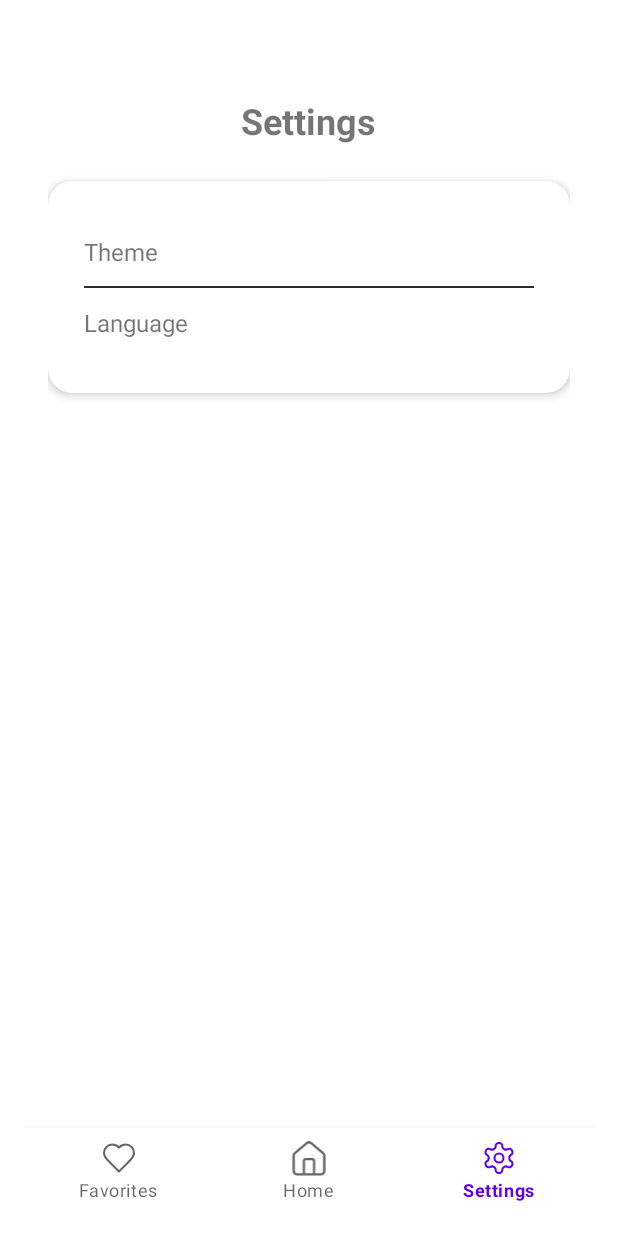
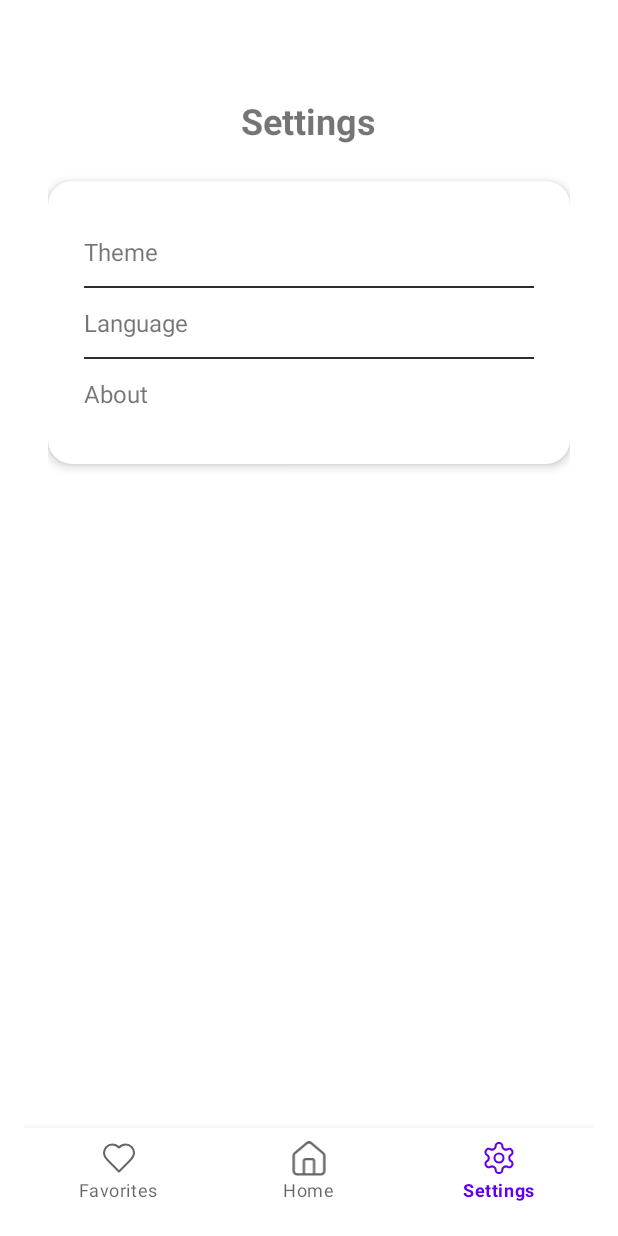
Before and after one commit to Hitoyu22/android-weather, an Android app: the SettingsActivity screen opened directly, with no data from a screen before it, on a phone screen of 412 x 824 dp. Run offline under Robolectric (Android 15) with nearby library versions, the phone set to English and light mode, and no system bars; network calls fail.

Commit message:
Settings Page - About Section + Language correction

```diff
--- a/app/src/main/java/fr/esgi/android/weather/activities/SettingsActivity.kt
+++ b/app/src/main/java/fr/esgi/android/weather/activities/SettingsActivity.kt
@@ -1,28 +1,31 @@
 package fr.esgi.android.weather.activities
 
-import android.content.Context
 import android.content.res.Configuration
 import android.os.Bundle
 import android.widget.TextView
 import androidx.appcompat.app.AlertDialog
 import androidx.appcompat.app.AppCompatDelegate
 import fr.esgi.android.weather.R
-import fr.esgi.android.weather.WeatherApp
 import java.util.Locale
 
 class SettingsActivity : WeatherActivity(R.layout.activity_settings, R.id.settings) {
 
     private lateinit var themeSetting: TextView
     private lateinit var languageSetting: TextView
+    private lateinit var aboutSetting: TextView
 
-    private val languageFrench = "Français"
-    private val languageEnglish = "English"
+    private lateinit var languageFrench: String
+    private lateinit var languageEnglish: String
 
     override fun onCreate(savedInstanceState: Bundle?) {
         super.onCreate(savedInstanceState)
 
+        languageFrench = getString(R.string.language_french)
+        languageEnglish = getString(R.string.language_english)
+
         themeSetting = findViewById(R.id.theme_setting)
         languageSetting = findViewById(R.id.language_setting)
+        aboutSetting = findViewById(R.id.about_setting)
 
         themeSetting.setOnClickListener {
             showThemeDialog()
@@ -30,6 +33,10 @@ class SettingsActivity : WeatherActivity(R.layout.activity_settings, R.id.settin
 
         languageSetting.setOnClickListener {
             showLanguageDialog()
+        }
+
+        aboutSetting.setOnClickListener {
+            showAboutDialog()
         }
     }
 
@@ -66,6 +73,14 @@ class SettingsActivity : WeatherActivity(R.layout.activity_settings, R.id.settin
             .show()
     }
 
+    private fun showAboutDialog() {
+        AlertDialog.Builder(this)
+            .setTitle(R.string.about)
+            .setMessage(R.string.about_message)
+            .setPositiveButton(android.R.string.ok, null)
+            .show()
+    }
+
     private fun setLanguage(languageCode: String) {
         val locale = Locale(languageCode)
         Locale.setDefault(locale)
--- a/app/src/main/res/layout/activity_settings.xml
+++ b/app/src/main/res/layout/activity_settings.xml
@@ -30,7 +30,7 @@
                 android:layout_height="wrap_content"
                 android:layout_marginBottom="@dimen/settings_section_spacing"
                 app:cardCornerRadius="@dimen/settings_dialog_corner_radius"
-                app:cardElevation="4dp">
+                app:cardElevation="@dimen/settings_card_view_padding">
 
                 <LinearLayout
                     android:layout_width="match_parent"
@@ -49,7 +49,7 @@
 
                     <View
                         android:layout_width="match_parent"
-                        android:layout_height="1dp"
+                        android:layout_height="@dimen/settings_view_layout_height"
                         android:background="@color/divider" />
 
                     <TextView
@@ -57,6 +57,20 @@
                         android:layout_width="match_parent"
                         android:layout_height="wrap_content"
                         android:text="@string/language"
+                        android:textSize="@dimen/text_size"
+                        android:paddingTop="@dimen/settings_item_padding"
+                        android:paddingBottom="@dimen/settings_item_padding" />
+
+                    <View
+                        android:layout_width="match_parent"
+                        android:layout_height="@dimen/settings_view_layout_height"
+                        android:background="@color/divider" />
+
+                    <TextView
+                        android:id="@+id/about_setting"
+                        android:layout_width="match_parent"
+                        android:layout_height="wrap_content"
+                        android:text="@string/about"
                         android:textSize="@dimen/text_size"
                         android:paddingTop="@dimen/settings_item_padding"
                         android:paddingBottom="@dimen/settings_item_padding" />
--- a/app/src/main/res/values/dimens.xml
+++ b/app/src/main/res/values/dimens.xml
@@ -36,4 +36,7 @@
     <dimen name="settings_item_padding">12dp</dimen>
     <dimen name="settings_dialog_corner_radius">16dp</dimen>
     <dimen name="settings_dialog_padding">24dp</dimen>
+    <dimen name="settings_card_view_padding">4dp</dimen>
+    <dimen name="settings_view_layout_height">1dp</dimen>
+
 </resources>
--- a/app/src/main/res/values/strings.xml
+++ b/app/src/main/res/values/strings.xml
@@ -24,5 +24,9 @@
     <string name="light_mode">Light</string>
     <string name="dark_mode">Dark</string>
     <string name="system_default">System Default</string>
+    <string name="about">About</string>
+    <string name="about_message">Weather App allows you to view weather forecasts for your favorite cities. Features include real-time temperature, air quality index, and theme customization (light/dark). You can also change the app’s language between French and English.</string>
+    <string name="language_french">French</string>
+    <string name="language_english">English</string>
 
 </resources>
```
Also changed, not shown: 1 other file.
